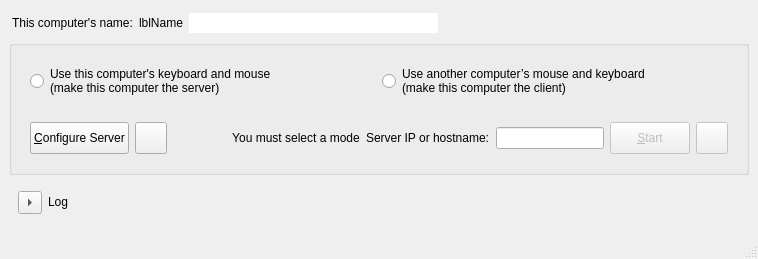
This is src/lib/gui/MainWindow.ui in deskflow/deskflow as Qt 5 draws it before an edit. The edited form follows.
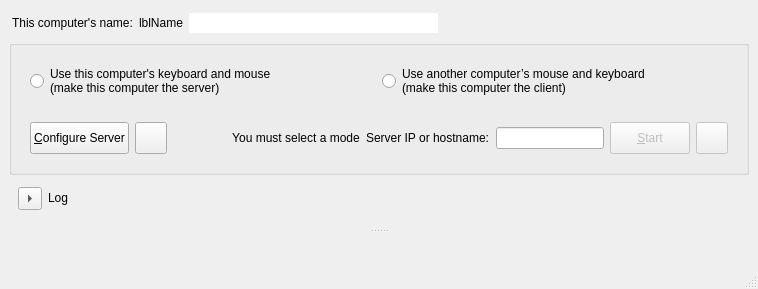
This is the edited form. Icons and pictures are not drawn.

Commit message: refactor: move log to dockwidget simplifying resize code

Patch:
```diff
--- a/src/lib/gui/MainWindow.ui
+++ b/src/lib/gui/MainWindow.ui
@@ -7,7 +7,7 @@
     <x>0</x>
     <y>0</y>
     <width>758</width>
-    <height>259</height>
+    <height>289</height>
    </rect>
   </property>
   <property name="sizePolicy">
@@ -20,6 +20,12 @@
    <string>Deskflow</string>
   </property>
   <widget class="QWidget" name="topLevelWidget">
+   <property name="sizePolicy">
+    <sizepolicy hsizetype="Preferred" vsizetype="Maximum">
+     <horstretch>0</horstretch>
+     <verstretch>0</verstretch>
+    </sizepolicy>
+   </property>
    <layout class="QVBoxLayout" name="_2">
     <property name="spacing">
      <number>3</number>
@@ -466,21 +472,13 @@
      </widget>
     </item>
     <item>
-     <widget class="QFrame" name="frameLog">
+     <widget class="QWidget" name="widgetLogControls" native="true">
       <property name="sizePolicy">
-       <sizepolicy hsizetype="Preferred" vsizetype="Minimum">
+       <sizepolicy hsizetype="Preferred" vsizetype="Maximum">
         <horstretch>0</horstretch>
         <verstretch>0</verstretch>
        </sizepolicy>
       </property>
-      <property name="frameShape">
-       <enum>QFrame::Shape::NoFrame</enum>
-      </property>
-      <property name="frameShadow">
-       <enum>QFrame::Shadow::Plain</enum>
-      </property>
-      <layout class="QVBoxLayout" name="_3">
-       <item>
         <layout class="QHBoxLayout" name="_4">
          <property name="sizeConstraint">
           <enum>QLayout::SizeConstraint::SetMinAndMaxSize</enum>
@@ -522,13 +520,30 @@
           </spacer>
          </item>
         </layout>
-       </item>
-      </layout>
      </widget>
     </item>
    </layout>
   </widget>
   <widget class="QStatusBar" name="statusBar"/>
+  <widget class="QDockWidget" name="dockLog">
+   <property name="features">
+    <set>QDockWidget::DockWidgetFeature::NoDockWidgetFeatures</set>
+   </property>
+   <property name="allowedAreas">
+    <set>Qt::DockWidgetArea::BottomDockWidgetArea</set>
+   </property>
+   <attribute name="dockWidgetArea">
+    <number>8</number>
+   </attribute>
+   <widget class="QWidget" name="dockLogContents">
+    <property name="sizePolicy">
+     <sizepolicy hsizetype="Preferred" vsizetype="Minimum">
+      <horstretch>0</horstretch>
+      <verstretch>0</verstretch>
+     </sizepolicy>
+    </property>
+   </widget>
+  </widget>
  </widget>
  <tabstops>
   <tabstop>btnToggleLog</tabstop>
```
Lines whose indentation alone changed are shown as unchanged. The commit also changes 2 other files.
